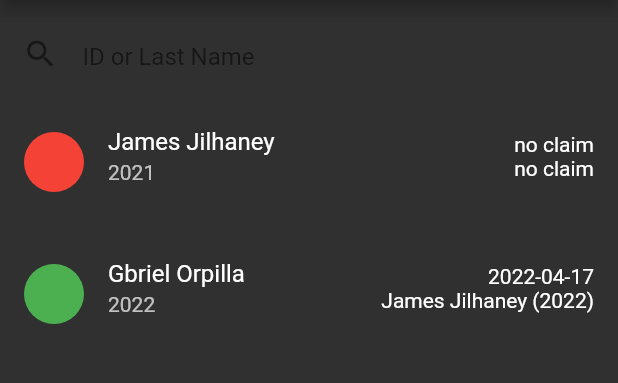
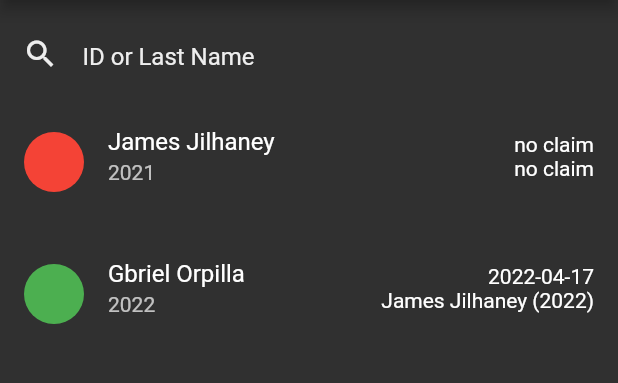
Before and after one commit to Biowulf21/Arthur-Subscriber-Manager, a Flutter app: the screen it shows once a user with an empty profile is signed in, on a phone screen of 412 x 824 dp, the part 84-467 px from its top. Run offline on Flutter 3.47's test engine with Material 2 defaults, Android fonts, the phone set to English and light mode, and no system bars; our stand-ins replace firebase_auth, firebase_core, font_awesome_flutter, google_sign_in, social_login_buttons; accounts and stored records are empty; network calls fail.

Commit message:
Working searcarch bar for subscribers

```diff
--- a/lib/widgets/search_bar.dart
+++ b/lib/widgets/search_bar.dart
@@ -1,12 +1,8 @@
 import 'package:arthur/models/subscriber.dart';
 import 'package:flutter/material.dart';
 
-String query = "";
-Widget buildSearchBar() => SearchWidget(
-    text: query, hintText: "ID or Last Name", onChanged: searchbook);
-
 class SearchWidget extends StatefulWidget {
-  const SearchWidget(
+  SearchWidget(
       {required this.text,
       required this.hintText,
       required this.onChanged,
@@ -16,6 +12,7 @@ class SearchWidget extends StatefulWidget {
   final String text;
   final ValueChanged<String> onChanged;
   final String hintText;
+  late List<Subscriber> subscribers;
 
   @override
   State<SearchWidget> createState() => _SearchWidgetState();
@@ -23,6 +20,13 @@ class SearchWidget extends StatefulWidget {
 
 class _SearchWidgetState extends State<SearchWidget> {
   TextEditingController controller = TextEditingController();
+
+  @override
+  void initState() {
+    // TODO: implement initState
+    super.initState();
+    widget.subscribers = testSubscribers;
+  }
 
   @override
   void dispose() {
@@ -33,8 +37,8 @@ class _SearchWidgetState extends State<SearchWidget> {
 
   @override
   Widget build(BuildContext context) {
-    const styleActive = const TextStyle(color: Colors.black);
-    const styleHint = const TextStyle(color: Colors.black54);
+    const styleActive = TextStyle(color: Colors.white);
+    final styleHint = TextStyle(color: Colors.grey[200]);
     final style = widget.text.isEmpty ? styleHint : styleActive;
     return Container(
       height: 42.0,
@@ -65,13 +69,3 @@ class _SearchWidgetState extends State<SearchWidget> {
     );
   }
 }
-
-void searchbook(String query) {
-  final subscribers = testSubscribers.where((subscriber) {
-    final lastNameLower = subscriber.lastName.toLowerCase();
-    final firstNameLower = subscriber.firstName.toLowerCase();
-    final searchQueryLower = query.toLowerCase();
-
-    return lastNameLower.contains(searchQueryLower);
-  }).toList();
-}
```
Also changed, not shown: lib/screens/homepage.dart (+19 -0 lines), lib/screens/login_screen.dart (+8 -0 lines).
